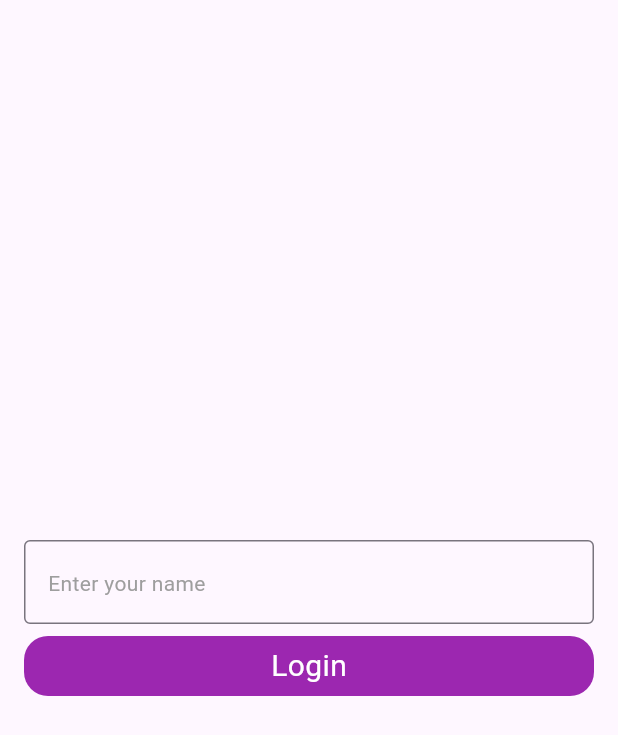
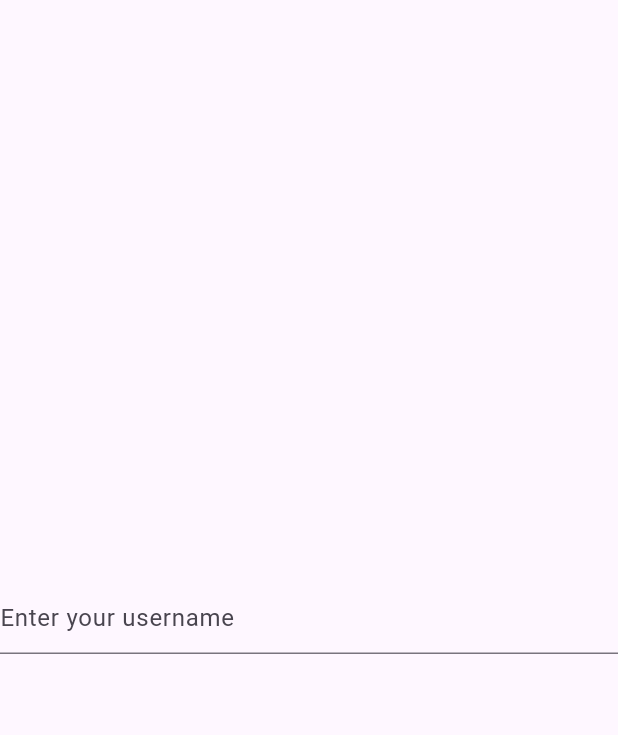
Before and after one commit to Mina176/Graduation-project, a Flutter app: the screen it shows after launch, on a phone screen of 412 x 824 dp. Shown: the top 735 px of the screen. Run offline on Flutter 3.47's test engine with Material 3 defaults, Android fonts, the phone set to English and light mode, and no system bars; our stand-ins replace permission_handler, shared_preferences.

```diff
--- /dev/null
+++ b/devtools_options.yaml
@@ -0,0 +1,3 @@
+description: This file stores settings for Dart & Flutter DevTools.
+documentation: https://docs.flutter.dev/tools/devtools/extensions#configure-extension-enablement-states
+extensions:
--- a/lib/constants.dart
+++ /dev/null
@@ -1 +0,0 @@
-const kConstantHorizontalPadding = 16.0;
--- a/lib/main.dart
+++ b/lib/main.dart
@@ -1,32 +1,27 @@
 import 'package:flutter/material.dart';
-import 'package:graduation_project/views/home_view.dart';
-import 'package:graduation_project/views/login_view.dart';
-import 'package:graduation_project/routes.dart';
-import 'package:shared_preferences/shared_preferences.dart';
+import 'package:graduation_project/screens/login.dart';
+import 'package:permission_handler/permission_handler.dart';
 
-void main() async {
+void main() {
   WidgetsFlutterBinding.ensureInitialized();
-  final prefs = await SharedPreferences.getInstance();
-  final String? name = prefs.getString('name');
-  final String initialRoute =
-      (name == null || name.isEmpty) ? kLoginView : kHomeView;
-
-  runApp(GraduationProject(initialRoute: initialRoute));
+  requestDevicePermission();
+  runApp(GraduationProject());
 }
 
 class GraduationProject extends StatelessWidget {
-  final String initialRoute;
-  const GraduationProject({super.key, required this.initialRoute});
+  const GraduationProject({super.key});
 
   @override
   Widget build(BuildContext context) {
-    return MaterialApp(
-      debugShowCheckedModeBanner: false,
-      initialRoute: initialRoute,
-      routes: {
-        kLoginView: (context) => LoginView(),
-        kHomeView: (context) => HomeView(),
-      },
-    );
+    return MaterialApp(debugShowCheckedModeBanner: false, home: LoginScreen());
   }
 }
+
+Future<void> requestDevicePermission() async {
+  var status = await Permission.nearbyWifiDevices.status;
+
+  if (status.isDenied) {
+    print("Requesting Nearby Devices permission...");
+    await Permission.nearbyWifiDevices.request();
+  }
+}
--- a/lib/routes.dart
+++ /dev/null
@@ -1,3 +0,0 @@
-const String kHomeView = '/homeView';
-const String kLoginView = '/loginView';
-const String kEditNameView = '/edit_name';
--- /dev/null
+++ b/lib/screens/login.dart
@@ -0,0 +1,36 @@
+import 'package:flutter/material.dart';
+import 'package:graduation_project/screens/home_view_screen.dart';
+
+class LoginScreen extends StatefulWidget {
+  const LoginScreen({super.key});
+  @override
+  State<LoginScreen> createState() => _LoginScreenState();
+}
+
+class _LoginScreenState extends State<LoginScreen> {
+  TextEditingController userNameController = TextEditingController();
+
+  @override
+  Widget build(BuildContext context) {
+    return Scaffold(
+      body: SafeArea(
+        child: Center(
+          child: TextField(
+            controller: userNameController,
+            decoration: InputDecoration(hintText: 'Enter your username'),
+            onSubmitted: (value) {
+              if (value == '') return;
+              Navigator.pushReplacement(
+                context,
+                MaterialPageRoute(
+                  builder: (context) => HomeViewScreen(name: value),
+                ),
+              );
+              userNameController.clear();
+            },
+          ),
+        ),
+      ),
+    );
+  }
+}
--- /dev/null
+++ b/lib/storage_helper/storage_helper.dart
@@ -0,0 +1,14 @@
+import 'package:shared_preferences/shared_preferences.dart';
+
+class StorageHelper {
+  Future<void> saveUserName(String name) async {
+    final prefs = await SharedPreferences.getInstance();
+    await prefs.setString('userName', name);
+  }
+
+  Future<String> loadUserName() async {
+    final prefs = await SharedPreferences.getInstance();
+    final name = prefs.getString('userName');
+    return name ?? '';
+  }
+}
--- a/lib/views/login_view.dart
+++ /dev/null
@@ -1,13 +0,0 @@
-import 'package:flutter/material.dart';
-import 'package:graduation_project/widgets/login_view_body.dart';
-
-class LoginView extends StatelessWidget {
-  const LoginView({super.key});
-
-  @override
-  Widget build(BuildContext context) {
-    return Scaffold(
-      body: SafeArea(child: LoginViewBody()),
-    );
-  }
-}
--- a/lib/widgets/login_view_body.dart
+++ /dev/null
@@ -1,74 +0,0 @@
-import 'package:flutter/material.dart';
-import 'package:graduation_project/views/home_view.dart';
-import 'package:shared_preferences/shared_preferences.dart';
-
-class LoginViewBody extends StatefulWidget {
-  const LoginViewBody({super.key});
-
-  @override
-  State<LoginViewBody> createState() => _LoginViewBodyState();
-}
-
-class _LoginViewBodyState extends State<LoginViewBody> {
-  @override
-  Widget build(BuildContext context) {
-    TextEditingController nameController = TextEditingController();
-    bool isLoading = false;
-
-    Future<void> saveName(String name) async {
-      setState(() {
-        isLoading = true;
-      });
-      SharedPreferences prefs = await SharedPreferences.getInstance();
-      await prefs.setString('name', name);
-
-      setState(() {
-        isLoading = false;
-      });
-    }
-
-    return Padding(
-      padding: const EdgeInsets.symmetric(horizontal: 16),
-      child: Column(
-          mainAxisAlignment: MainAxisAlignment.center,
-          crossAxisAlignment: CrossAxisAlignment.stretch,
-          children: [
-            TextField(
-              controller: nameController,
-              decoration: const InputDecoration(
-                border: OutlineInputBorder(),
-                hint: Text(
-                  'Enter your name',
-                  style: TextStyle(color: Colors.grey),
-                ),
-              ),
-            ),
-            SizedBox(height: 8),
-            GestureDetector(
-                onTap: () {
-                  if (nameController.text.isEmpty) return;
-                  saveName(nameController.text);
-                  Navigator.push(context, MaterialPageRoute(builder: (context) {
-                    return HomeView();
-                  }));
-                },
-                child: Container(
-                    height: 40,
-                    decoration: BoxDecoration(
-                        color: isLoading ? Colors.grey : Colors.purple,
-                        borderRadius: BorderRadius.circular(16)),
-                    child: Center(
-                      child: isLoading
-                          ? CircularProgressIndicator(
-                              color: Colors.white,
-                            )
-                          : Text(
-                              "Login",
-                              style:
-                                  TextStyle(fontSize: 20, color: Colors.white),
-                            ),
-                    ))),
-          ]),
-    );
-  }
-}
--- a/pubspec.yaml
+++ b/pubspec.yaml
@@ -35,6 +35,7 @@ dependencies:
   # Use with the CupertinoIcons class for iOS style icons.
   cupertino_icons: ^1.0.8
   shared_preferences: ^2.5.3
+  permission_handler: ^12.0.1
 
 dev_dependencies:
   flutter_test:
```
Also changed, not shown: lib/screens/home_view_screen.dart (added, +67 -0 lines), lib/services/udp/udp_discovery.dart (added, +62 -0 lines), lib/views/home_view.dart (deleted, +0 -21 lines), lib/widgets/custom_list_item.dart (+35 -13 lines), lib/widgets/display_name.dart (deleted, +0 -30 lines), lib/widgets/home_view_body.dart (deleted, +0 -21 lines), lib/widgets/online_peers_section.dart (+16 -10 lines), lib/test_body.dart (added), pubspec.lock, 2 other files.
